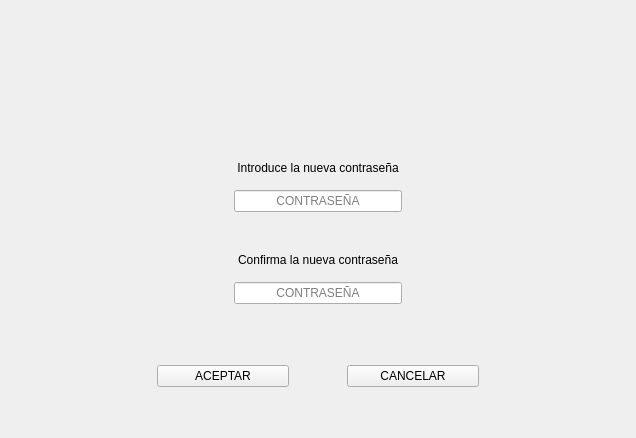
Qt form Cambiar_Password.ui (Matapuercos666/OPTICA) before a commit.
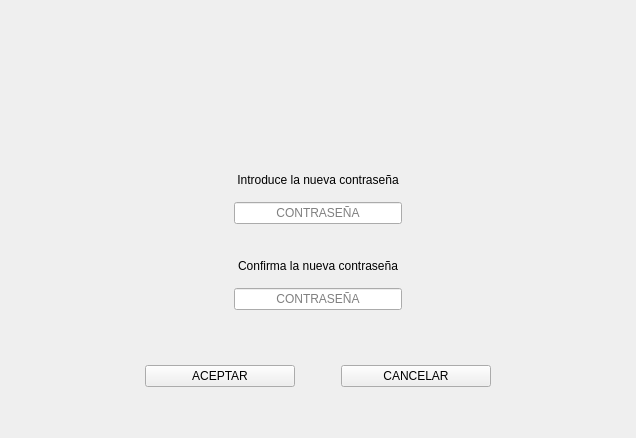
The same form after that commit. Icons and pictures are not drawn.

```diff
--- a/Cambiar_Password.ui
+++ b/Cambiar_Password.ui
@@ -14,6 +14,9 @@
    <string>Cambiar Contraseña</string>
   </property>
   <layout class="QGridLayout" name="gridLayout_6">
+   <property name="verticalSpacing">
+    <number>15</number>
+   </property>
    <item row="0" column="0">
     <layout class="QGridLayout" name="gridLayout">
      <property name="leftMargin">
@@ -152,29 +155,38 @@
       </layout>
      </item>
      <item row="0" column="0">
-      <layout class="QGridLayout" name="gridLayout_5" columnstretch="2,5,2">
+      <layout class="QGridLayout" name="Titulo" rowstretch="4,2,0" columnstretch="2,5,2">
        <property name="verticalSpacing">
         <number>15</number>
        </property>
        <item row="0" column="1">
-        <widget class="QLabel" name="UsuarioActual">
-         <property name="text">
-          <string/>
-         </property>
-        </widget>
-       </item>
-       <item row="0" column="0">
-        <spacer name="horizontalSpacer_6">
-         <property name="orientation">
-          <enum>Qt::Orientation::Horizontal</enum>
-         </property>
-         <property name="sizeHint" stdset="0">
-          <size>
-           <width>40</width>
-           <height>20</height>
-          </size>
-         </property>
-        </spacer>
+        <layout class="QGridLayout" name="gridLayout_8">
+         <item row="0" column="0">
+          <widget class="QLabel" name="label">
+           <property name="sizePolicy">
+            <sizepolicy hsizetype="Preferred" vsizetype="Preferred">
+             <horstretch>0</horstretch>
+             <verstretch>0</verstretch>
+            </sizepolicy>
+           </property>
+           <property name="maximumSize">
+            <size>
+             <width>50</width>
+             <height>50</height>
+            </size>
+           </property>
+           <property name="text">
+            <string/>
+           </property>
+           <property name="pixmap">
+            <pixmap resource="RECURSOS.qrc">:/IMAGENES/IMAGENES/LOGOS/Logo con fondo gris.png</pixmap>
+           </property>
+           <property name="scaledContents">
+            <bool>true</bool>
+           </property>
+          </widget>
+         </item>
+        </layout>
        </item>
        <item row="0" column="2">
         <spacer name="horizontalSpacer_7">
@@ -189,6 +201,30 @@
          </property>
         </spacer>
        </item>
+       <item row="1" column="2">
+        <layout class="QGridLayout" name="gridLayout_5">
+         <item row="0" column="0">
+          <widget class="QLabel" name="UsuarioActual">
+           <property name="text">
+            <string/>
+           </property>
+          </widget>
+         </item>
+        </layout>
+       </item>
+       <item row="0" column="0">
+        <spacer name="horizontalSpacer_6">
+         <property name="orientation">
+          <enum>Qt::Orientation::Horizontal</enum>
+         </property>
+         <property name="sizeHint" stdset="0">
+          <size>
+           <width>40</width>
+           <height>20</height>
+          </size>
+         </property>
+        </spacer>
+       </item>
       </layout>
      </item>
      <item row="4" column="0">
@@ -224,6 +260,12 @@
        </item>
        <item row="0" column="1">
         <widget class="QPushButton" name="ACEPTAR">
+         <property name="minimumSize">
+          <size>
+           <width>150</width>
+           <height>0</height>
+          </size>
+         </property>
          <property name="text">
           <string>ACEPTAR</string>
          </property>
@@ -247,6 +289,12 @@
        </item>
        <item row="0" column="3">
         <widget class="QPushButton" name="CANCELAR">
+         <property name="minimumSize">
+          <size>
+           <width>150</width>
+           <height>0</height>
+          </size>
+         </property>
          <property name="text">
           <string>CANCELAR</string>
          </property>
```
Left out of the diff: 4 changed lines with no effect on the pictures.
